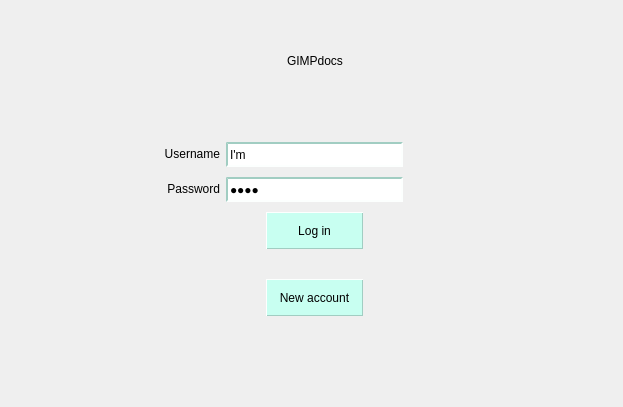
GiuliCler/GIMPteam, file CLIENT/GUI/ui/gui_login.ui: the form before one commit.
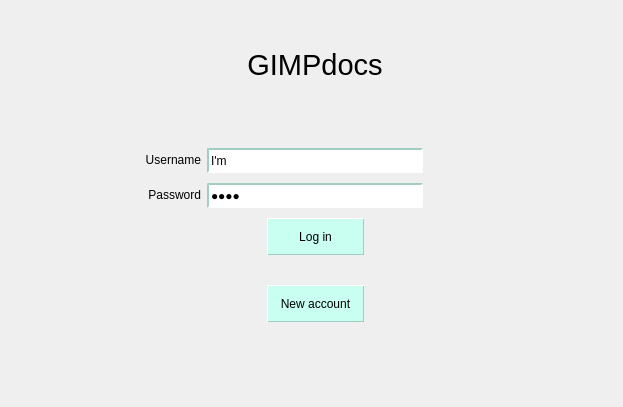
The form after the commit.

```diff
--- a/CLIENT/GUI/ui/gui_login.ui
+++ b/CLIENT/GUI/ui/gui_login.ui
@@ -158,6 +158,11 @@
      </item>
      <item>
       <widget class="QLabel" name="titleLabel">
+       <property name="font">
+        <font>
+         <pointsize>22</pointsize>
+        </font>
+       </property>
        <property name="cursor">
         <cursorShape>IBeamCursor</cursorShape>
        </property>
```
